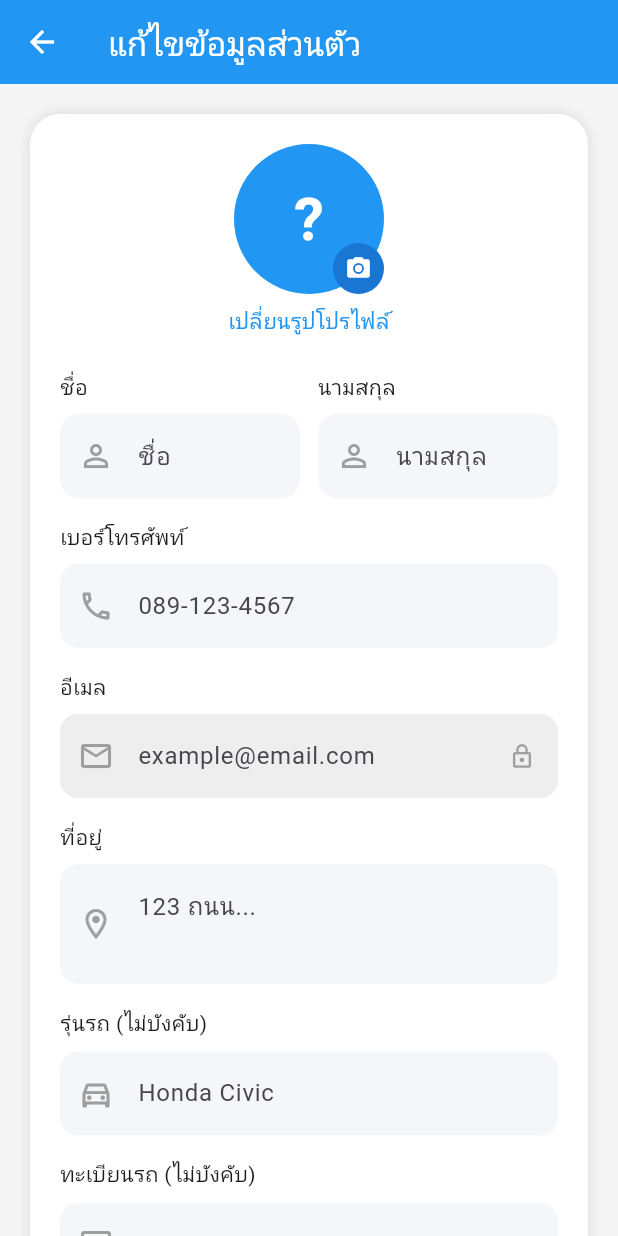
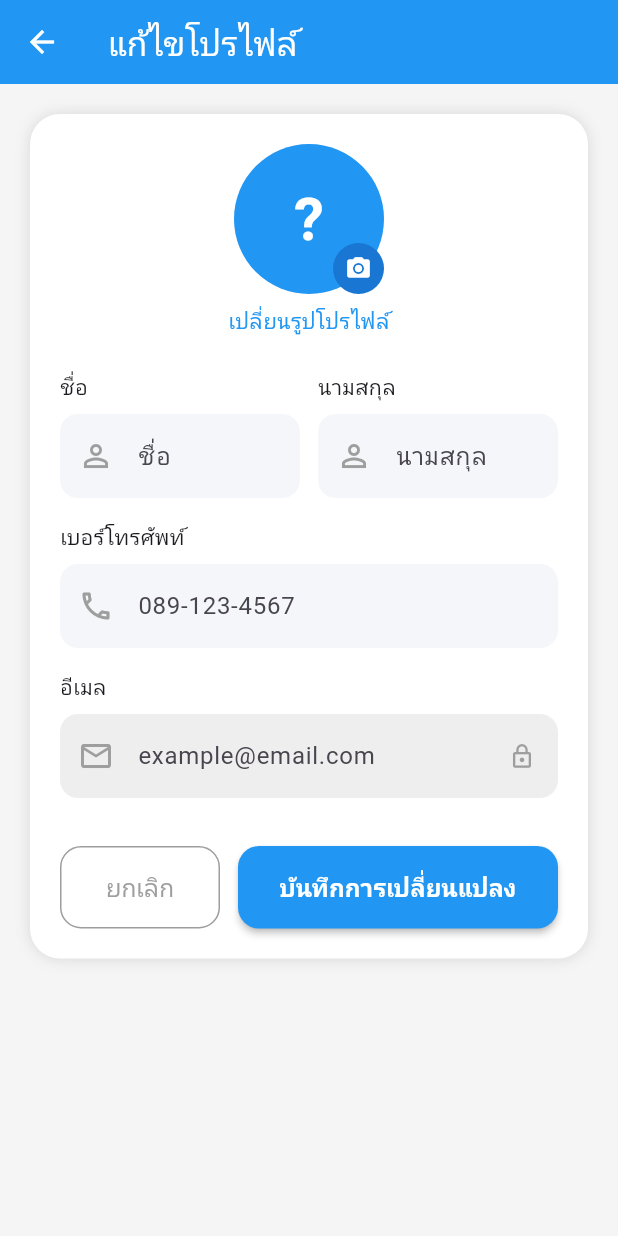
Before and after one commit to 66011211103-art/project-Garage, a Flutter app: the HomePage screen opened directly with empty values, item 4 of the bottom bar chosen, after a tap on "แก้ไขข้อมูลส่วนตัว", on a phone screen of 412 x 824 dp. Run offline on Flutter 3.47's test engine with Material 3 defaults, Android fonts, the phone set to English and light mode, and no system bars; our stand-ins replace font_awesome_flutter, image_picker; network calls fail.

Commit message:
Initial commit

```diff
--- a/lib/api_service.dart
+++ b/lib/api_service.dart
@@ -162,33 +162,5 @@ static Future<ApiResult> getProfile({
     return ApiResult(success: false, message: 'ไม่สามารถดึงข้อมูลได้');
   }
 }
-static Future<ApiResult> updateGarageProfile({
-  required int userId,
-  required String shopName,
-  required String ownerName,
-  required String phone,
-  required String address,
-  required String openTime,
-  required String closeTime,
-}) async {
-  try {
-    final response = await http.put(
-      Uri.parse('$baseUrl/garage/update'),
-      headers: {'Content-Type': 'application/json'},
-      body: jsonEncode({
-        'userId': userId,
-        'shopName': shopName,
-        'ownerName': ownerName,
-        'phone': phone,
-        'address': address,
-        'openTime': openTime,
-        'closeTime': closeTime,
-      }),
-    ).timeout(const Duration(seconds: 15));
-    final body = jsonDecode(response.body) as Map<String, dynamic>;
-    return ApiResult(success: body['success'] == true, message: body['message'] ?? '');
-  } catch (e) {
-    return ApiResult(success: false, message: 'ไม่สามารถเชื่อมต่อเซิร์ฟเวอร์ได้');
-  }
+
 }
-}
--- a/lib/dashboard.dart
+++ b/lib/dashboard.dart
@@ -66,8 +66,11 @@ class HomeContent extends StatelessWidget {
 
   @override
   Widget build(BuildContext context) {
-    // ดึงชื่อจาก userData
-    final firstName = userData['first_name'] ?? userData['shop_name'] ?? 'ผู้ใช้';
+    // ดึงชื่อจาก userData (ชื่อเต็มสำหรับลูกค้า, ชื่อร้านสำหรับอู่)
+    final firstName = userData['first_name'] ?? '';
+    final lastName = userData['last_name'] ?? '';
+    final fullName = userData['shop_name'] ??
+        (('$firstName $lastName').trim().isEmpty ? 'ผู้ใช้' : '$firstName $lastName'.trim());
 
     return SafeArea(
       child: SingleChildScrollView(
@@ -85,6 +88,7 @@ class HomeContent extends StatelessWidget {
               child: Column(
                 children: [
                   Row(
+                    crossAxisAlignment: CrossAxisAlignment.start,
                     children: [
                       Expanded(
                         child: Column(
@@ -96,7 +100,7 @@ class HomeContent extends StatelessWidget {
                             ),
                             const SizedBox(height: 5),
                             Text(
-                              firstName, // ✅ ใช้ชื่อจริงจาก DB
+                              fullName, // ✅ ใช้ชื่อเต็มจาก DB
                               style: const TextStyle(
                                 color: Colors.white,
                                 fontSize: 34,
@@ -107,7 +111,17 @@ class HomeContent extends StatelessWidget {
                         ),
                       ),
 
-                      // ไม่มีปุ่มแจ้งเตือน ✅
+                      // ✅ ปุ่มแจ้งเตือน
+                      Container(
+                        decoration: BoxDecoration(
+                          color: Colors.white24,
+                          borderRadius: BorderRadius.circular(12),
+                        ),
+                        child: IconButton(
+                          icon: const Icon(Icons.notifications_outlined, color: Colors.white),
+                          onPressed: () {},
+                        ),
+                      ),
                     ],
                   ),
 
@@ -212,35 +226,6 @@ class HomeContent extends StatelessWidget {
                     ),
                   ),
 
-                  const SizedBox(height: 30),
-
-                  Row(
-                    mainAxisAlignment: MainAxisAlignment.spaceBetween,
-                    children: const [
-                      Text("อู่แนะนำ", style: TextStyle(fontSize: 30, fontWeight: FontWeight.bold)),
-                      Text("ดูทั้งหมด", style: TextStyle(color: Colors.blue, fontSize: 20)),
-                    ],
-                  ),
-
-                  const SizedBox(height: 20),
-
-                  const GarageCard(
-                    image: "https://images.unsplash.com/photo-1487754180451-c456f719a1fc?w=800",
-                    title: "อู่ซ่อมรถบ้านสวน",
-                    rating: "4.8",
-                    reviews: "124",
-                    distance: "2.5 กม.",
-                  ),
-
-                  const SizedBox(height: 20),
-
-                  const GarageCard(
-                    image: "https://images.unsplash.com/photo-1619642751034-765dfdf7c58e?w=800",
-                    title: "ศูนย์ซ่อมรถยนต์ชัยภูมิ",
-                    rating: "4.6",
-                    reviews: "89",
-                    distance: "3.8 กม.",
-                  ),
                 ],
               ),
             ),
--- a/lib/editprofile_page.dart
+++ b/lib/editprofile_page.dart
@@ -3,70 +3,54 @@ import 'package:flutter/material.dart';
 import 'package:image_picker/image_picker.dart';
 import 'api_service.dart';
 
-class EditCustomerProfilePage extends StatefulWidget {
+class EditProfilePage extends StatefulWidget {
   final Map<String, dynamic> userData;
 
-  const EditCustomerProfilePage({super.key, required this.userData});
+  const EditProfilePage({super.key, required this.userData});
 
   @override
-  State<EditCustomerProfilePage> createState() => _EditCustomerProfilePageState();
+  State<EditProfilePage> createState() => _EditProfilePageState();
 }
 
-class _EditCustomerProfilePageState extends State<EditCustomerProfilePage> {
+class _EditProfilePageState extends State<EditProfilePage> {
   final _formKey = GlobalKey<FormState>();
 
-  late TextEditingController _firstNameController;
-  late TextEditingController _lastNameController;
+  late TextEditingController _shopNameController; // ใช้เมื่อเป็นอู่ (repair)
+  late TextEditingController _firstNameController; // ใช้เมื่อเป็นลูกค้า
+  late TextEditingController _lastNameController; // ใช้เมื่อเป็นลูกค้า
   late TextEditingController _phoneController;
   late TextEditingController _emailController;
-  late TextEditingController _addressController;
-  late TextEditingController _carModelController;
-  late TextEditingController _carPlateController;
 
   bool _isLoading = false;
-  Uint8List? _selectedImageBytes;
+  Uint8List? _selectedImageBytes; // ✅ ใช้ bytes แทน File เพื่อรองรับทั้ง Web และมือถือ
   String? _selectedImageName;
 
   @override
   void initState() {
     super.initState();
     final u = widget.userData;
+    _shopNameController = TextEditingController(text: u['shop_name'] ?? '');
     _firstNameController = TextEditingController(text: u['first_name'] ?? '');
     _lastNameController = TextEditingController(text: u['last_name'] ?? '');
     _phoneController = TextEditingController(text: u['phone'] ?? '');
     _emailController = TextEditingController(text: u['email'] ?? '');
-    _addressController = TextEditingController(text: u['address'] ?? '');
-    _carModelController = TextEditingController(text: u['car_model'] ?? '');
-    _carPlateController = TextEditingController(text: u['car_plate'] ?? '');
   }
 
   @override
   void dispose() {
+    _shopNameController.dispose();
     _firstNameController.dispose();
     _lastNameController.dispose();
     _phoneController.dispose();
     _emailController.dispose();
-    _addressController.dispose();
-    _carModelController.dispose();
-    _carPlateController.dispose();
     super.dispose();
   }
 
   String get _displayInitial {
-    final name = _firstNameController.text;
+    final isRepair = widget.userData['userType'] == 'repair';
+    final name = isRepair ? _shopNameController.text : _firstNameController.text;
     return name.isNotEmpty ? name[0].toUpperCase() : '?';
   }
-
-  ImageProvider? get _avatarImage {
-    if (_selectedImageBytes != null) return MemoryImage(_selectedImageBytes!);
-    final avatarUrl = widget.userData['avatar'];
-    if (avatarUrl != null && avatarUrl.toString().isNotEmpty) {
-      return NetworkImage(avatarUrl);
-    }
-    return null;
-  }
-
-  bool get _hasImage => _avatarImage != null;
 
   Future<void> _pickImage() async {
     showModalBottomSheet(
@@ -87,10 +71,13 @@ class _EditCustomerProfilePageState extends State<EditCustomerProfilePage> {
               title: const Text('เลือกจากคลังรูป'),
               onTap: () async {
                 Navigator.pop(context);
-                final picked = await ImagePicker().pickImage(
-                  source: ImageSource.gallery, imageQuality: 80);
+                final picker = ImagePicker();
+                final picked = await picker.pickImage(
+                  source: ImageSource.gallery,
+                  imageQuality: 80,
+                );
                 if (picked != null) {
-                  final bytes = await picked.readAsBytes();
+                  final bytes = await picked.readAsBytes(); // ✅ ใช้ได้ทั้ง Web และมือถือ
                   setState(() {
                     _selectedImageBytes = bytes;
                     _selectedImageName = picked.name;
@@ -103,10 +90,13 @@ class _EditCustomerProfilePageState extends State<EditCustomerProfilePage> {
               title: const Text('ถ่ายรูป'),
               onTap: () async {
                 Navigator.pop(context);
-                final picked = await ImagePicker().pickImage(
-                  source: ImageSource.camera, imageQuality: 80);
+                final picker = ImagePicker();
+                final picked = await picker.pickImage(
+                  source: ImageSource.camera,
+                  imageQuality: 80,
+                );
                 if (picked != null) {
-                  final bytes = await picked.readAsBytes();
+                  final bytes = await picked.readAsBytes(); // ✅ ใช้ได้ทั้ง Web และมือถือ
                   setState(() {
                     _selectedImageBytes = bytes;
                     _selectedImageName = picked.name;
@@ -127,30 +117,37 @@ class _EditCustomerProfilePageState extends State<EditCustomerProfilePage> {
     if (_selectedImageBytes != null) {
       final avatarResult = await ApiService.uploadAvatar(
         userId: widget.userData['id'],
-        userType: 'customer',
+        userType: widget.userData['userType'] ?? 'customer',
         fileBytes: _selectedImageBytes!,
         fileName: _selectedImageName ?? 'avatar.jpg',
       );
+
       if (!avatarResult.success) {
         if (!mounted) return;
         setState(() => _isLoading = false);
         ScaffoldMessenger.of(context).showSnackBar(
-          SnackBar(content: Text('อัปโหลดรูปไม่สำเร็จ: ${avatarResult.message}'),
-              backgroundColor: Colors.red),
+          SnackBar(
+            content: Text('อัปโหลดรูปไม่สำเร็จ: ${avatarResult.message}'),
+            backgroundColor: Colors.red,
+          ),
         );
-        return;
+        return; // หยุดตรงนี้ ไม่ต้องไปต่อ updateProfile ถ้ารูปพัง
       }
     }
 
-    final name = '${_firstNameController.text.trim()} ${_lastNameController.text.trim()}';
+    final isRepair = widget.userData['userType'] == 'repair';
+    final nameToSend = isRepair
+        ? _shopNameController.text.trim()
+        : '${_firstNameController.text.trim()} ${_lastNameController.text.trim()}'.trim();
+
     final result = await ApiService.updateProfile(
       userId: widget.userData['id'],
-      name: name,
+      name: nameToSend,
       phone: _phoneController.text.trim(),
-      address: _addressController.text.trim(),
-      carModel: _carModelController.text.trim(),
-      carPlate: _carPlateController.text.trim(),
-      userType: 'customer',
+      address: '',
+      carModel: '',
+      carPlate: '',
+      userType: widget.userData['userType'] ?? 'customer',
     );
 
     if (!mounted) return;
@@ -179,13 +176,27 @@ class _EditCustomerProfilePageState extends State<EditCustomerProfilePage> {
     );
   }
 
+  // ✅ กำหนด backgroundImage ให้ถูกต้อง (รองรับทั้ง Web และมือถือ)
+  ImageProvider? get _avatarImage {
+    if (_selectedImageBytes != null) return MemoryImage(_selectedImageBytes!);
+    final avatarUrl = widget.userData['avatar'];
+    if (avatarUrl != null && avatarUrl.toString().isNotEmpty) {
+      return NetworkImage(avatarUrl);
+    }
+    return null;
+  }
+
+  bool get _hasImage => _avatarImage != null;
+
   @override
   Widget build(BuildContext context) {
+    final isRepair = widget.userData['userType'] == 'repair';
+
     return Scaffold(
       backgroundColor: const Color(0xffF5F5F5),
       appBar: AppBar(
         backgroundColor: const Color(0xff2196F3),
-        title: const Text('แก้ไขข้อมูลส่วนตัว', style: TextStyle(color: Colors.white)),
+        title: const Text('แก้ไขโปรไฟล์', style: TextStyle(color: Colors.white)),
         leading: IconButton(
           icon: const Icon(Icons.arrow_back, color: Colors.white),
           onPressed: () => Navigator.pop(context),
@@ -207,7 +218,7 @@ class _EditCustomerProfilePageState extends State<EditCustomerProfilePage> {
               crossAxisAlignment: CrossAxisAlignment.start,
               children: [
 
-                // รูปโปรไฟล์
+                // ===== รูปโปรไฟล์ =====
                 Center(
                   child: Column(
                     children: [
@@ -218,17 +229,27 @@ class _EditCustomerProfilePageState extends State<EditCustomerProfilePage> {
                             CircleAvatar(
                               radius: 50,
                               backgroundColor: const Color(0xff2196F3),
-                              backgroundImage: _avatarImage,
+                              backgroundImage: _avatarImage, // ✅ แสดงรูปเดิมหรือรูปที่เลือกใหม่
                               child: !_hasImage
-                                  ? Text(_displayInitial,
-                                      style: const TextStyle(fontSize: 40, color: Colors.white, fontWeight: FontWeight.bold))
+                                  ? Text(
+                                      _displayInitial,
+                                      style: const TextStyle(
+                                        fontSize: 40,
+                                        color: Colors.white,
+                                        fontWeight: FontWeight.bold,
+                                      ),
+                                    )
                                   : null,
                             ),
                             Positioned(
-                              bottom: 0, right: 0,
+                              bottom: 0,
+                              right: 0,
                               child: Container(
                                 padding: const EdgeInsets.all(8),
-                                decoration: const BoxDecoration(color: Color(0xff1976D2), shape: BoxShape.circle),
+                                decoration: const BoxDecoration(
+                                  color: Color(0xff1976D2),
+                                  shape: BoxShape.circle,
+                                ),
                                 child: const Icon(Icons.camera_alt, color: Colors.white, size: 18),
                               ),
                             ),
@@ -236,15 +257,29 @@ class _EditCustomerProfilePageState extends State<EditCustomerProfilePage> {
                         ),
                       ),
                       const SizedBox(height: 8),
-                      const Text('เปลี่ยนรูปโปรไฟล์', style: TextStyle(color: Color(0xff2196F3), fontSize: 14)),
+                      const Text(
+                        'เปลี่ยนรูปโปรไฟล์',
+                        style: TextStyle(color: Color(0xff2196F3), fontSize: 14),
+                      ),
                     ],
                   ),
                 ),
 
                 const SizedBox(height: 24),
 
-                // ชื่อ - นามสกุล
+                if (isRepair) ...[
+                  const Text('ชื่อร้านอู่ซ่อมรถ'),
+                  const SizedBox(height: 8),
+                  TextFormField(
+                    controller: _shopNameController,
+                    onChanged: (_) => setState(() {}),
+                    decoration: _inputDeco(hint: 'ชื่อร้าน', icon: Icons.store_outlined),
+                    validator: (v) =>
+                        v == null || v.trim().isEmpty ? 'กรุณากรอกชื่อร้าน' : null,
+                  ),
+                ] else ...[
                   Row(
+                    crossAxisAlignment: CrossAxisAlignment.start,
                     children: [
                       Expanded(
                         child: Column(
@@ -256,7 +291,8 @@ class _EditCustomerProfilePageState extends State<EditCustomerProfilePage> {
                               controller: _firstNameController,
                               onChanged: (_) => setState(() {}),
                               decoration: _inputDeco(hint: 'ชื่อ', icon: Icons.person_outline),
-                            validator: (v) => v == null || v.trim().isEmpty ? 'กรุณากรอกชื่อ' : null,
+                              validator: (v) =>
+                                  v == null || v.trim().isEmpty ? 'กรุณากรอกชื่อ' : null,
                             ),
                           ],
                         ),
@@ -271,60 +307,45 @@ class _EditCustomerProfilePageState extends State<EditCustomerProfilePage> {
                             TextFormField(
                               controller: _lastNameController,
                               decoration: _inputDeco(hint: 'นามสกุล', icon: Icons.person_outline),
-                            validator: (v) => v == null || v.trim().isEmpty ? 'กรุณากรอกนามสกุล' : null,
+                              validator: (v) =>
+                                  v == null || v.trim().isEmpty ? 'กรุณากรอกนามสกุล' : null,
                             ),
                           ],
                         ),
                       ),
                     ],
                   ),
+                ],
 
                 const SizedBox(height: 16),
+
                 const Text('เบอร์โทรศัพท์'),
                 const SizedBox(height: 8),
                 TextFormField(
                   controller: _phoneController,
                   keyboardType: TextInputType.phone,
-                  decoration: _inputDeco(hint: '089-123-4567', icon: Icons.phone_outlined),
+                  decoration:
+                      _inputDeco(hint: '089-123-4567', icon: Icons.phone_outlined),
                 ),
 
                 const SizedBox(height: 16),
+
                 const Text('อีเมล'),
                 const SizedBox(height: 8),
                 TextFormField(
                   controller: _emailController,
                   readOnly: true,
-                  decoration: _inputDeco(hint: 'example@email.com', icon: Icons.email_outlined)
-                      .copyWith(fillColor: const Color(0xFFEEEEEE),
-                          suffixIcon: const Icon(Icons.lock_outline, color: Colors.grey, size: 18)),
+                  decoration: _inputDeco(
+                    hint: 'example@email.com',
+                    icon: Icons.email_outlined,
+                  ).copyWith(
+                    fillColor: const Color(0xFFEEEEEE),
+                    suffixIcon: const Icon(Icons.lock_outline, color: Colors.grey, size: 18),
                   ),
-
-                const SizedBox(height: 16),
-                const Text('ที่อยู่'),
-                const SizedBox(height: 8),
-                TextFormField(
-                  controller: _addressController,
-                  maxLines: 2,
-                  decoration: _inputDeco(hint: '123 ถนน...', icon: Icons.location_on_outlined),
-                ),
-
-                const SizedBox(height: 16),
-                const Text('รุ่นรถ (ไม่บังคับ)'),
-                const SizedBox(height: 8),
-                TextFormField(
-                  controller: _carModelController,
-                  decoration: _inputDeco(hint: 'Honda Civic', icon: Icons.directions_car_outlined),
-                ),
-
-                const SizedBox(height: 16),
-                const Text('ทะเบียนรถ (ไม่บังคับ)'),
-                const SizedBox(height: 8),
-                TextFormField(
-                  controller: _carPlateController,
-                  decoration: _inputDeco(hint: 'กก-1234 กรุงเทพฯ', icon: Icons.card_membership_outlined),
                 ),
 
                 const SizedBox(height: 32),
+
                 Row(
                   children: [
                     Expanded(
@@ -337,7 +358,8 @@ class _EditCustomerProfilePageState extends State<EditCustomerProfilePage> {
                             side: const BorderSide(color: Colors.grey),
                           ),
                         ),
-                        child: const Text('ยกเลิก', style: TextStyle(color: Colors.grey, fontSize: 16)),
+                        child: const Text('ยกเลิก',
+                            style: TextStyle(color: Colors.grey, fontSize: 16)),
                       ),
                     ),
                     const SizedBox(width: 12),
@@ -348,13 +370,24 @@ class _EditCustomerProfilePageState extends State<EditCustomerProfilePage> {
                         style: ElevatedButton.styleFrom(
                           backgroundColor: const Color(0xff2196F3),
                           padding: const EdgeInsets.symmetric(vertical: 16),
-                          shape: RoundedRectangleBorder(borderRadius: BorderRadius.circular(14)),
+                          shape: RoundedRectangleBorder(
+                              borderRadius: BorderRadius.circular(14)),
+                          elevation: 2,
                         ),
                         child: _isLoading
-                            ? const SizedBox(width: 20, height: 20,
-                                child: CircularProgressIndicator(color: Colors.white, strokeWidth: 2))
-                            : const Text('บันทึกการเปลี่ยนแปลง',
-                                style: TextStyle(color: Colors.white, fontSize: 16, fontWeight: FontWeight.bold)),
+                            ? const SizedBox(
+                                width: 20,
+                                height: 20,
+                                child: CircularProgressIndicator(
+                                    color: Colors.white, strokeWidth: 2),
+                              )
+                            : const Text(
+                                'บันทึกการเปลี่ยนแปลง',
+                                style: TextStyle(
+                                    color: Colors.white,
+                                    fontSize: 16,
+                                    fontWeight: FontWeight.bold),
+                              ),
                       ),
                     ),
                   ],
--- a/lib/profile_page.dart
+++ b/lib/profile_page.dart
@@ -170,7 +170,7 @@ class _ProfilePageState extends State<ProfilePage> {
                         final updated = await Navigator.push(
                           context,
                           MaterialPageRoute(
-                            builder: (context) => EditCustomerProfilePage(userData: _userData),
+                            builder: (context) => EditProfilePage(userData: _userData),
                           ),
                         );
                         if (updated == true) {
```
Lines whose indentation alone changed are shown as unchanged.
